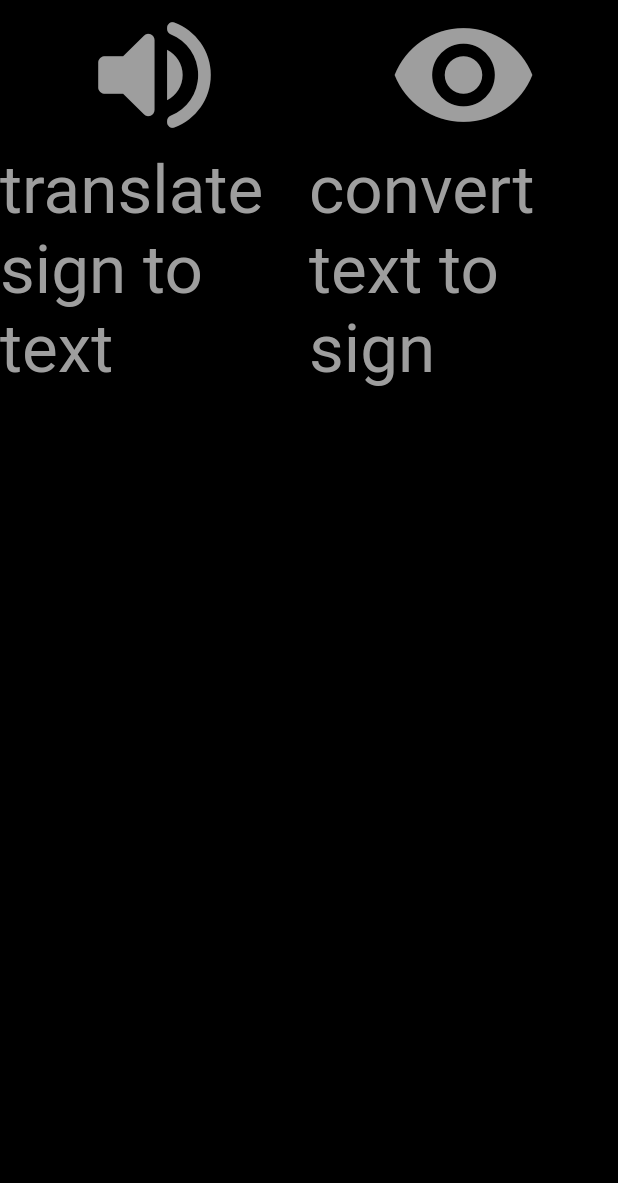
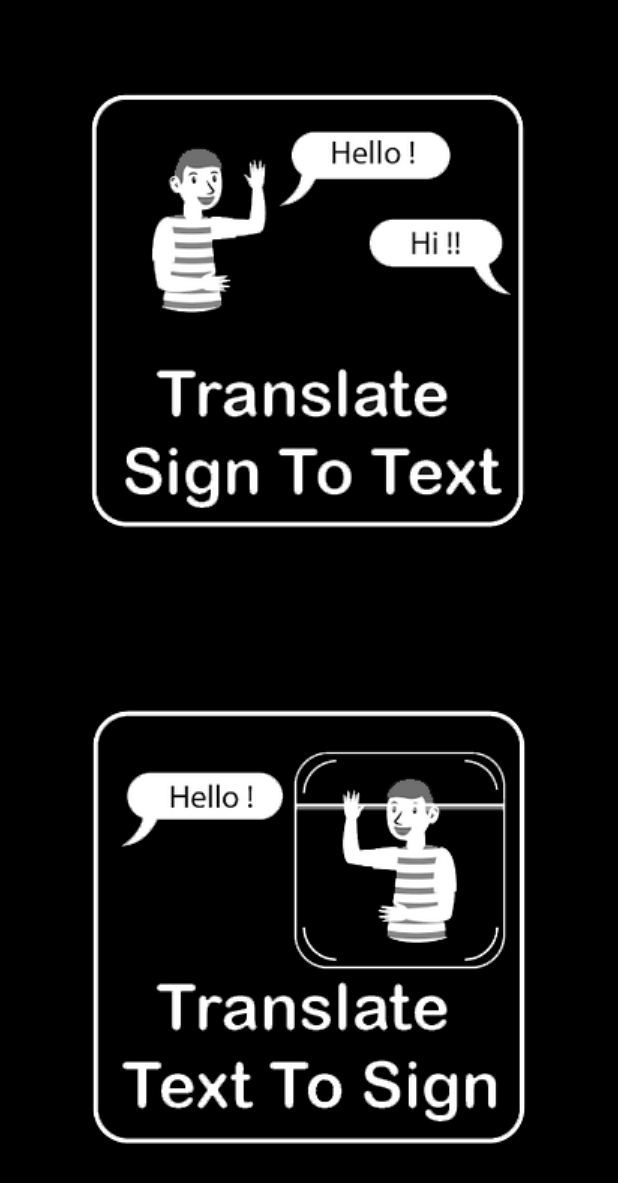
Before and after one commit to xzerad/coding-moon, a Flutter app: the HomeScreen screen opened by its route, on a phone screen of 412 x 824 dp. Shown: the top 1183 px of the screen. Run offline on Flutter 3.47's test engine with Material 2 defaults, Android fonts, the phone set to English and light mode, and no system bars; our stand-ins replace camera, flutter_svg.

Commit message:
home scree completed & sign to text is completed , auth in progress

```diff
--- a/lib/main.dart
+++ b/lib/main.dart
@@ -25,7 +25,7 @@ class MyApp extends StatelessWidget {
         scaffoldBackgroundColor: Colors.black
       ),
       routes: routes,
-      initialRoute: "/translateSignToText",
+      initialRoute: "/splash",
     );
   }
 }
--- a/lib/pages/home/home_screen.dart
+++ b/lib/pages/home/home_screen.dart
@@ -16,21 +16,29 @@ class HomeBody extends StatelessWidget {
 
   @override
   Widget build(BuildContext context) {
-    return Row(
-      children: [
-        Expanded(child: Column(
+    return  SafeArea(
+      child: SizedBox(
+        width: double.infinity,
+        child: Column(
+          crossAxisAlignment: CrossAxisAlignment.center,
           children: [
-            Icon(Icons.volume_up_rounded, color: Colors.grey, size: 100,),
-            Text("translate sign to text", style: Theme.of(context).textTheme.displaySmall,)
+            Expanded(
+              child: GestureDetector(
+                child: Image.asset("lib/assets/images/tstt.png"),
+              ),
+            ),
+            Expanded(
+              child: GestureDetector(
+                onTap: (){
+                    Navigator.of(context).pushNamed("/translateSignToText");
+                  },
+                child: Image.asset("lib/assets/images/ttts.png"),
+              ),
+            )
+
           ],
-        )),
-        Expanded(child: Column(
-          children: [
-            Icon(Icons.remove_red_eye, color: Colors.grey, size: 100,),
-            Text("convert text to sign", style: Theme.of(context).textTheme.displaySmall,)
-          ],
-        ))
-      ],
+        ),
+      ),
     );
   }
 }
```
Also changed, not shown: lib/pages/landing/landing_screen.dart (+6 -1 lines), lib/pages/splash/splash_screen.dart (+15 -1 lines), lib/pages/translate_s_t/translate_sign_to_text.dart (+73 -9 lines), lib/assets/images/corner.png (added), lib/assets/images/tstt.png (added), lib/assets/images/ttts.png (added), lib/pages/auth/signin_screen/sigin_screen.dart (added).
